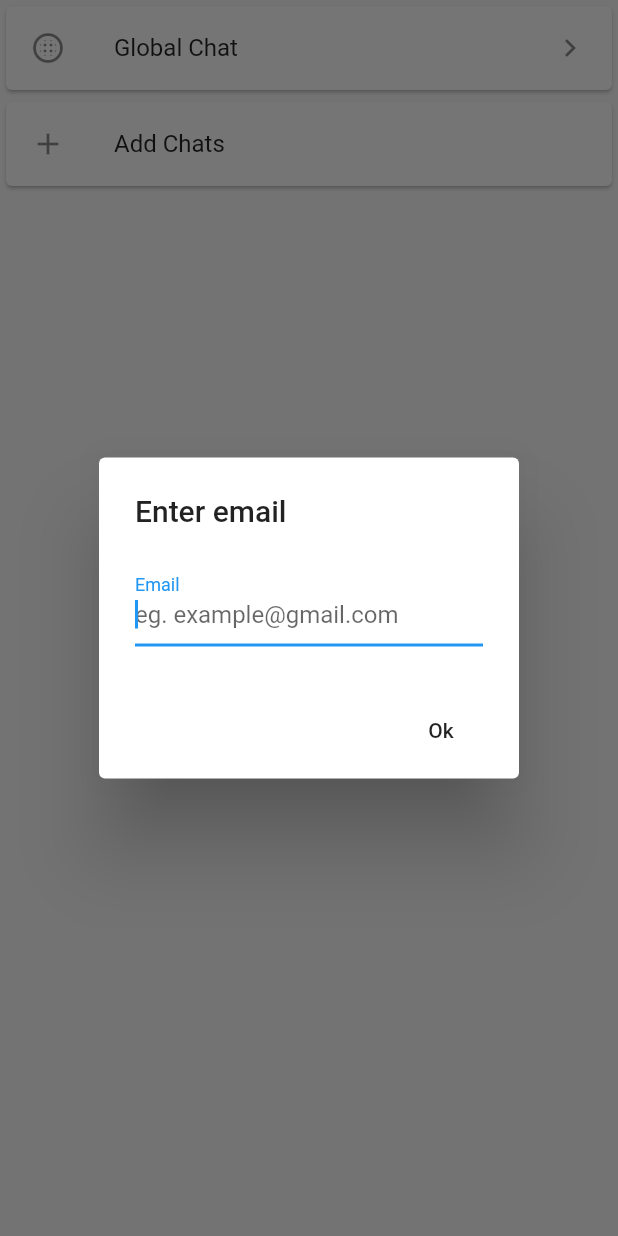
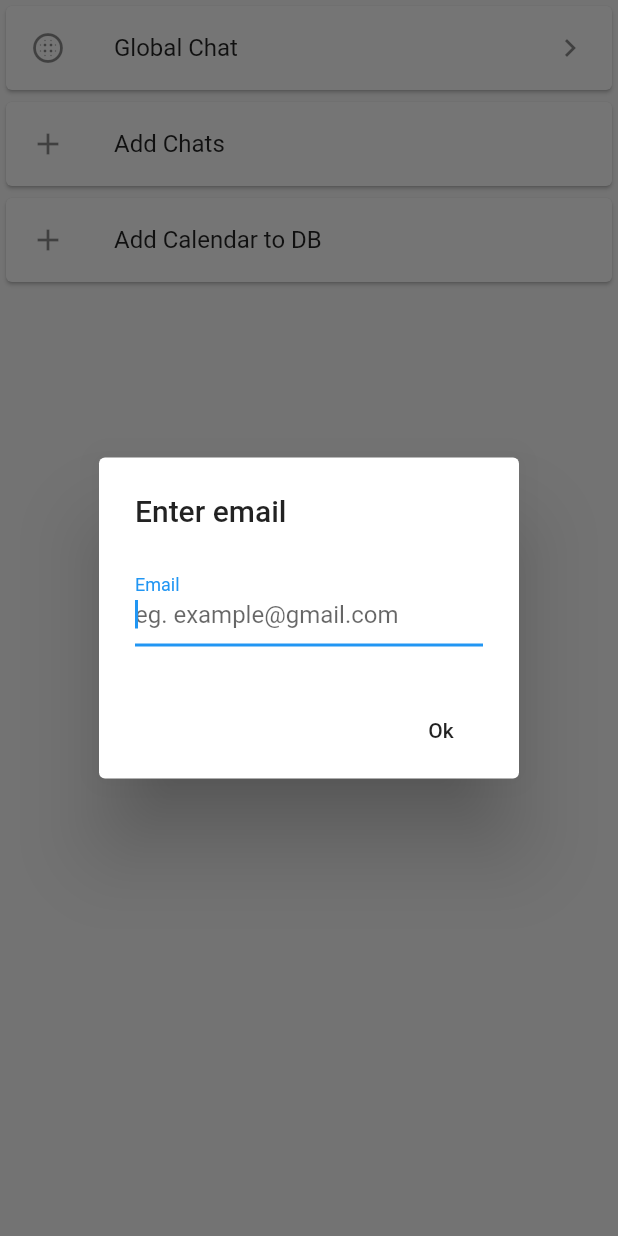
Before and after one commit to PrasannS/katy_mental_health, a Flutter app: the CommunityPage screen opened directly, after a tap on "Add Chats", on a phone screen of 412 x 824 dp. Run offline on Flutter 3.47's test engine with Material 2 defaults, Android fonts, the phone set to English and light mode, and no system bars; our stand-ins replace cloud_firestore, firebase_auth, fl_chart, sqflite, table_calendar; missing offline and left inert: flutter_circular_slider, link; accounts and stored records are empty.

Commit message:
Calendar sharing works without permission on sharing.

```diff
--- a/lib/Models/entry.dart
+++ b/lib/Models/entry.dart
@@ -38,6 +38,20 @@ class Entry {
 
   );
 
+  factory Entry.fromMap2(Map<String, dynamic> json) => new Entry(
+    id: json["id"],
+    sleep:json["sleep"],
+    mood: json["mood"],
+    water: json["water"],
+    question_id:json["question_id"],
+    datetime:json["datetime"],
+    activity:json["activity"],
+    answer:json["answer"],
+    note:json["note"],
+
+  );
+
+
   @override
   String toString() {
     return 'Entry{id: $id, sleep: $sleep, mood: $mood, water: $water, question_id: $question_id, activity: $activity, answer: $answer, note: $note, datetime $datetime}';
--- a/lib/Pages/answer_page.dart
+++ b/lib/Pages/answer_page.dart
@@ -35,7 +35,7 @@ class _AnswerPageState extends State<AnswerPage> {
   int currentQuestion = 0;
   int endTime;
   int qODID = 0;
-  int selectedOpt = 0;
+  int selectedOpt = 1;
   Entry e = new Entry();
 
   List<int> ends = [0,0,0,254,254,254,254,254,254,254];
--- a/lib/Pages/community_page.dart
+++ b/lib/Pages/community_page.dart
@@ -1,7 +1,9 @@
 import 'package:cloud_firestore/cloud_firestore.dart';
 import 'package:flutter/cupertino.dart';
 import 'package:flutter/material.dart';
+import 'package:katy_mental_health/Models/entry.dart';
 import 'package:katy_mental_health/Pages/private_chat_page.dart';
+import 'package:katy_mental_health/Persistence/database.dart';
 import 'chat_page.dart';
 import 'package:uuid/uuid.dart';
 
@@ -29,11 +31,23 @@ class _CommunityPageState extends State<CommunityPage> {
 
 
   final Firestore _firestore = Firestore.instance;
+  DatabaseHelper databaseHelper = DatabaseHelper();
 
   void addCalendartoDB(){
-    var v = Firestore.instance.collection('calendars').document(widget.user).collection("entries");
+    _firestore.collection('calendars').document(widget.user).collection("entries").getDocuments().then((snapshot){
+      for (DocumentSnapshot ds in snapshot.documents)
+        ds.reference.delete();
 
-
+      CollectionReference v = _firestore.collection('calendars').document(widget.user).collection("entries");
+      Future<List<Entry>>d = databaseHelper.getEntryList();
+      d.then((entryList){
+        print(entryList.toString());
+        print("HERE");
+        for(Entry e in entryList){
+          v.add(e.toMap());
+        }
+      });
+    });
   }
 
 
@@ -76,7 +90,8 @@ class _CommunityPageState extends State<CommunityPage> {
     await _firestore.collection('chats').add({
       'user1':widget.user,
       'user2':email,
-      'chatid':s
+      'chatid':s,
+      'calendarshare':0
     });
     getChats();
   }
@@ -106,6 +121,17 @@ class _CommunityPageState extends State<CommunityPage> {
           title: Text("Add Chats"),
           onTap: () {
             addChat(context);
+          },
+        ),
+      ),
+    );
+    chats.add(
+      Card(
+        child: ListTile(
+          leading: Icon(Icons.add),
+          title: Text("Add Calendar to DB"),
+          onTap: () {
+            addCalendartoDB();
           },
         ),
       ),
--- a/lib/Pages/home_page.dart
+++ b/lib/Pages/home_page.dart
@@ -1,4 +1,5 @@
 import 'package:flutter/material.dart';
+import 'package:katy_mental_health/Models/entry.dart';
 import 'package:katy_mental_health/Pages/answer_page.dart';
 import 'package:katy_mental_health/Pages/calendar_page.dart';
 import 'package:katy_mental_health/Pages/more_page.dart';
@@ -33,7 +34,7 @@ class _MyHomePageState extends State<MyHomePage> with SingleTickerProviderStateM
     _tabController.addListener(_tabControllerListener);
     _tabList = [
       Container(
-          child:new CalendarPage()
+          child:new CalendarPage(preview: false,user: widget.userid,)
       ),
       Container(
           child:new StatsPage()
```
Also changed, not shown: lib/Pages/calendar_page.dart (+62 -14 lines), lib/Pages/private_chat_page.dart (+11 -4 lines).
